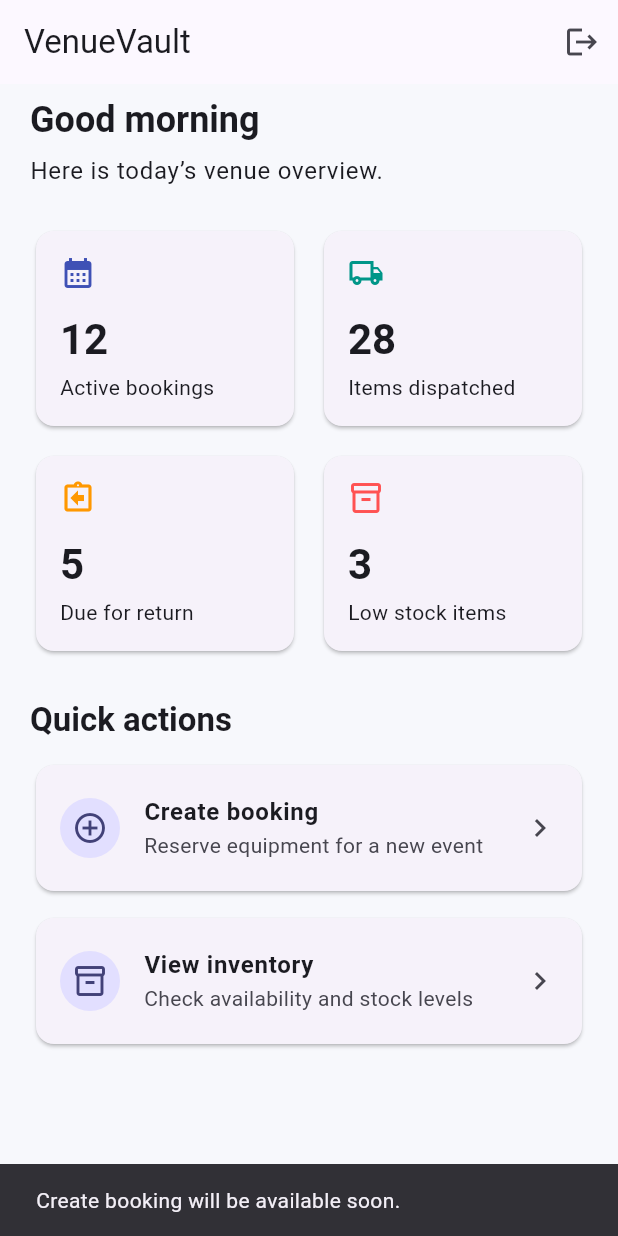
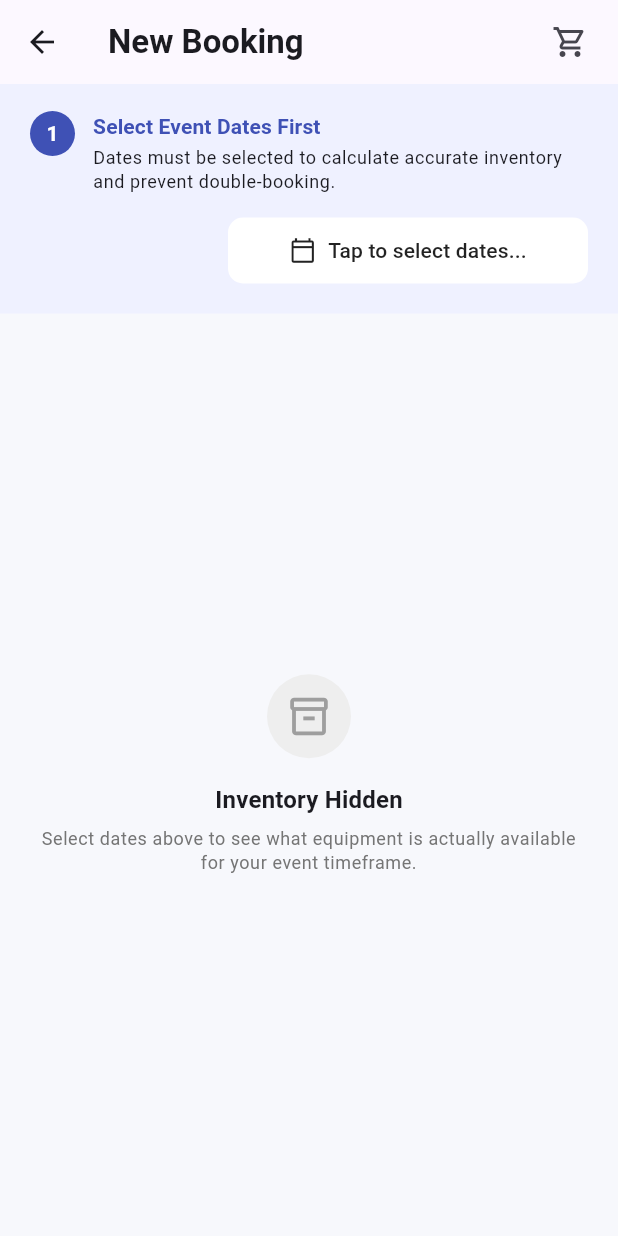
Before and after one commit to kalviumcommunity/SW2627_VenueVault_Kalvium-Community, a Flutter app: the HomePage screen opened directly, after a tap on "Create booking", on a phone screen of 412 x 824 dp. Run offline on Flutter 3.47's test engine with Material 3 defaults, Android fonts, the phone set to English and light mode, and no system bars; our stand-ins replace firebase_auth, firebase_core; accounts and stored records are empty.

Commit message:
feat: add create booking page and navigation

```diff
--- a/app/lib/main.dart
+++ b/app/lib/main.dart
@@ -3,6 +3,7 @@ import 'package:firebase_core/firebase_core.dart';
 import 'package:flutter/material.dart';
 
 import 'firebase_options.dart';
+import 'new_booking_page.dart';
 
 const demoEmail = 'demo@venuevault.test';
 const demoPassword = 'VenueVault123!';
@@ -486,7 +487,13 @@ class HomePage extends StatelessWidget {
                 icon: Icons.add_circle_outline,
                 title: 'Create booking',
                 subtitle: 'Reserve equipment for a new event',
-                onTap: () => _showComingSoon(context, 'Create booking'),
+                onTap: () {
+                  Navigator.of(context).push(
+                    MaterialPageRoute<void>(
+                      builder: (_) => const NewBookingPage(),
+                    ),
+                  );
+                },
               ),
               const SizedBox(height: 10),
               _ActionTile(
--- /dev/null
+++ b/app/lib/new_booking_page.dart
@@ -0,0 +1,220 @@
+import 'package:flutter/material.dart';
+
+class NewBookingPage extends StatefulWidget {
+  const NewBookingPage({super.key});
+
+  @override
+  State<NewBookingPage> createState() => _NewBookingPageState();
+}
+
+class _NewBookingPageState extends State<NewBookingPage> {
+  DateTimeRange? _selectedDates;
+
+  Future<void> _selectDates() async {
+    final now = DateTime.now();
+    final selectedDates = await showDateRangePicker(
+      context: context,
+      firstDate: DateTime(now.year, now.month, now.day),
+      lastDate: DateTime(now.year + 2, 12, 31),
+      initialDateRange: _selectedDates,
+      helpText: 'Select event dates',
+      saveText: 'Done',
+    );
+
+    if (selectedDates != null && mounted) {
+      setState(() => _selectedDates = selectedDates);
+    }
+  }
+
+  @override
+  Widget build(BuildContext context) {
+    return Scaffold(
+      appBar: AppBar(
+        title: const Text(
+          'New Booking',
+          style: TextStyle(fontWeight: FontWeight.bold),
+        ),
+        actions: [
+          IconButton(
+            onPressed: () {},
+            icon: const Icon(Icons.shopping_cart_outlined),
+            tooltip: 'Booking cart',
+          ),
+          const SizedBox(width: 8),
+        ],
+      ),
+      body: Column(
+        children: [
+          _DateSelectionPanel(
+            selectedDates: _selectedDates,
+            onSelectDates: _selectDates,
+          ),
+          Expanded(
+            child: _selectedDates == null
+                ? const _InventoryHiddenState()
+                : const _InventoryReadyState(),
+          ),
+        ],
+      ),
+    );
+  }
+}
+
+class _DateSelectionPanel extends StatelessWidget {
+  const _DateSelectionPanel({
+    required this.selectedDates,
+    required this.onSelectDates,
+  });
+
+  final DateTimeRange? selectedDates;
+  final VoidCallback onSelectDates;
+
+  @override
+  Widget build(BuildContext context) {
+    final dateLabel = selectedDates == null
+        ? 'Tap to select dates...'
+        : '${_formatDate(selectedDates!.start)} - '
+              '${_formatDate(selectedDates!.end)}';
+
+    return Container(
+      width: double.infinity,
+      color: const Color(0xFFEFF1FF),
+      padding: const EdgeInsets.fromLTRB(20, 18, 20, 18),
+      child: Column(
+        crossAxisAlignment: CrossAxisAlignment.start,
+        children: [
+          Row(
+            crossAxisAlignment: CrossAxisAlignment.start,
+            children: [
+              Container(
+                width: 30,
+                height: 30,
+                alignment: Alignment.center,
+                decoration: const BoxDecoration(
+                  color: Colors.indigo,
+                  shape: BoxShape.circle,
+                ),
+                child: const Text(
+                  '1',
+                  style: TextStyle(
+                    color: Colors.white,
+                    fontWeight: FontWeight.bold,
+                  ),
+                ),
+              ),
+              const SizedBox(width: 12),
+              Expanded(
+                child: Column(
+                  crossAxisAlignment: CrossAxisAlignment.start,
+                  children: [
+                    Text(
+                      'Select Event Dates First',
+                      style: Theme.of(context).textTheme.titleSmall?.copyWith(
+                        color: Colors.indigo,
+                        fontWeight: FontWeight.bold,
+                      ),
+                    ),
+                    const SizedBox(height: 3),
+                    Text(
+                      'Dates must be selected to calculate accurate inventory '
+                      'and prevent double-booking.',
+                      style: Theme.of(context).textTheme.bodySmall,
+                    ),
+                  ],
+                ),
+              ),
+            ],
+          ),
+          const SizedBox(height: 14),
+          Align(
+            alignment: Alignment.centerRight,
+            child: SizedBox(
+              width: 240,
+              child: OutlinedButton.icon(
+                onPressed: onSelectDates,
+                icon: const Icon(Icons.calendar_today_outlined, size: 18),
+                label: Text(dateLabel),
+                style: OutlinedButton.styleFrom(
+                  backgroundColor: Colors.white,
+                  foregroundColor: Colors.black87,
+                  side: BorderSide.none,
+                  padding: const EdgeInsets.symmetric(
+                    horizontal: 12,
+                    vertical: 12,
+                  ),
+                  shape: RoundedRectangleBorder(
+                    borderRadius: BorderRadius.circular(10),
+                  ),
+                ),
+              ),
+            ),
+          ),
+        ],
+      ),
+    );
+  }
+}
+
+class _InventoryHiddenState extends StatelessWidget {
+  const _InventoryHiddenState();
+
+  @override
+  Widget build(BuildContext context) {
+    return Center(
+      child: Padding(
+        padding: const EdgeInsets.all(24),
+        child: Column(
+          mainAxisSize: MainAxisSize.min,
+          children: [
+            CircleAvatar(
+              radius: 28,
+              backgroundColor: Colors.grey.shade200,
+              child: Icon(
+                Icons.inventory_2_outlined,
+                size: 30,
+                color: Colors.grey.shade500,
+              ),
+            ),
+            const SizedBox(height: 16),
+            Text(
+              'Inventory Hidden',
+              style: Theme.of(context).textTheme.titleMedium
+                  ?.copyWith(fontWeight: FontWeight.w600),
+            ),
+            const SizedBox(height: 6),
+            Text(
+              'Select dates above to see what equipment is actually '
+              'available for your event timeframe.',
+              textAlign: TextAlign.center,
+              style: Theme.of(context).textTheme.bodySmall
+                  ?.copyWith(color: Colors.grey.shade600),
+            ),
+          ],
+        ),
+      ),
+    );
+  }
+}
+
+class _InventoryReadyState extends StatelessWidget {
+  const _InventoryReadyState();
+
+  @override
+  Widget build(BuildContext context) {
+    return Center(
+      child: Padding(
+        padding: const EdgeInsets.all(24),
+        child: Text(
+          'Available inventory will appear here.',
+          textAlign: TextAlign.center,
+          style: Theme.of(context).textTheme.bodyLarge,
+        ),
+      ),
+    );
+  }
+}
+
+String _formatDate(DateTime date) {
+  return '${date.day.toString().padLeft(2, '0')}/'
+      '${date.month.toString().padLeft(2, '0')}/${date.year}';
+}
--- a/lib/app.dart
+++ /dev/null
@@ -1,17 +0,0 @@
-import 'package:flutter/material.dart';
-
-import 'core/theme/app_theme.dart';
-import 'features/home/presentation/home_page.dart';
-
-class VenueVaultApp extends StatelessWidget {
-  const VenueVaultApp({super.key});
-
-  @override
-  Widget build(BuildContext context) {
-    return MaterialApp(
-      title: 'VenueVault',
-      theme: AppTheme.light,
-      home: const HomePage(),
-    );
-  }
-}
--- a/lib/core/theme/app_theme.dart
+++ /dev/null
@@ -1,10 +0,0 @@
-import 'package:flutter/material.dart';
-
-abstract final class AppTheme {
-  static ThemeData get light {
-    return ThemeData(
-      colorScheme: ColorScheme.fromSeed(seedColor: Colors.indigo),
-      useMaterial3: true,
-    );
-  }
-}
--- a/lib/features/home/presentation/home_page.dart
+++ /dev/null
@@ -1,187 +0,0 @@
-import 'package:flutter/material.dart';
-
-class HomePage extends StatelessWidget {
-  const HomePage({super.key});
-
-  @override
-  Widget build(BuildContext context) {
-    return Scaffold(
-      appBar: AppBar(
-        title: const Text('VenueVault'),
-        actions: [
-          IconButton(
-            onPressed: () {},
-            icon: const Icon(Icons.notifications_none),
-            tooltip: 'Notifications',
-          ),
-        ],
-      ),
-      body: SafeArea(
-        child: SingleChildScrollView(
-          padding: const EdgeInsets.fromLTRB(20, 8, 20, 24),
-          child: Column(
-            crossAxisAlignment: CrossAxisAlignment.start,
-            children: [
-              Text(
-                'Good morning',
-                style: Theme.of(context).textTheme.headlineSmall?.copyWith(
-                      fontWeight: FontWeight.bold,
-                    ),
-              ),
-              const SizedBox(height: 6),
-              Text(
-                'Here is today’s venue overview.',
-                style: Theme.of(context).textTheme.bodyLarge,
-              ),
-              const SizedBox(height: 24),
-              Row(
-                children: const [
-                  Expanded(
-                    child: _SummaryCard(
-                      label: 'Active bookings',
-                      value: '12',
-                      icon: Icons.calendar_month,
-                      color: Colors.indigo,
-                    ),
-                  ),
-                  SizedBox(width: 12),
-                  Expanded(
-                    child: _SummaryCard(
-                      label: 'Items dispatched',
-                      value: '28',
-                      icon: Icons.local_shipping_outlined,
-                      color: Colors.teal,
-                    ),
-                  ),
-                ],
-              ),
-              const SizedBox(height: 12),
-              Row(
-                children: const [
-                  Expanded(
-                    child: _SummaryCard(
-                      label: 'Due for return',
-                      value: '5',
-                      icon: Icons.assignment_return_outlined,
-                      color: Colors.orange,
-                    ),
-                  ),
-                  SizedBox(width: 12),
-                  Expanded(
-                    child: _SummaryCard(
-                      label: 'Low stock items',
-                      value: '3',
-                      icon: Icons.inventory_2_outlined,
-                      color: Colors.redAccent,
-                    ),
-                  ),
-                ],
-              ),
-              const SizedBox(height: 28),
-              Text(
-                'Quick actions',
-                style: Theme.of(context).textTheme.titleLarge?.copyWith(
-                      fontWeight: FontWeight.bold,
-                    ),
-              ),
-              const SizedBox(height: 12),
-              _ActionTile(
-                icon: Icons.add_circle_outline,
-                title: 'Create booking',
-                subtitle: 'Reserve equipment for a new event',
-                onTap: () => _showComingSoon(context, 'Create booking'),
-              ),
-              const SizedBox(height: 10),
-              _ActionTile(
-                icon: Icons.inventory_2_outlined,
-                title: 'View inventory',
-                subtitle: 'Check availability and stock levels',
-                onTap: () => _showComingSoon(context, 'View inventory'),
-              ),
-            ],
-          ),
-        ),
-      ),
-    );
-  }
-
-  static void _showComingSoon(BuildContext context, String action) {
-    ScaffoldMessenger.of(context).showSnackBar(
-      SnackBar(content: Text('$action will be available soon.')),
-    );
-  }
-}
-
-class _SummaryCard extends StatelessWidget {
-  const _SummaryCard({
-    required this.label,
-    required this.value,
-    required this.icon,
-    required this.color,
-  });
-
-  final String label;
-  final String value;
-  final IconData icon;
-  final Color color;
-
-  @override
-  Widget build(BuildContext context) {
-    return Card(
-      child: Padding(
-        padding: const EdgeInsets.all(16),
-        child: Column(
-          crossAxisAlignment: CrossAxisAlignment.start,
-          children: [
-            Icon(icon, color: color),
-            const SizedBox(height: 14),
-            Text(
-              value,
-              style: Theme.of(context).textTheme.headlineMedium?.copyWith(
-                    fontWeight: FontWeight.bold,
-                  ),
-            ),
-            const SizedBox(height: 4),
-            Text(label),
-          ],
-        ),
-      ),
-    );
-  }
-}
-
-class _ActionTile extends StatelessWidget {
-  const _ActionTile({
-    required this.icon,
-    required this.title,
-    required this.subtitle,
-    required this.onTap,
-  });
-
-  final IconData icon;
-  final String title;
-  final String subtitle;
-  final VoidCallback onTap;
-
-  @override
-  Widget build(BuildContext context) {
-    return Card(
-      child: ListTile(
-        contentPadding: const EdgeInsets.symmetric(
-          horizontal: 16,
-          vertical: 6,
-        ),
-        leading: CircleAvatar(
-          child: Icon(icon),
-        ),
-        title: Text(
-          title,
-          style: const TextStyle(fontWeight: FontWeight.w600),
-        ),
-        subtitle: Text(subtitle),
-        trailing: const Icon(Icons.chevron_right),
-        onTap: onTap,
-      ),
-    );
-  }
-}
```
Also changed, not shown: analysis_options.yaml (deleted, +0 -9 lines), lib/main.dart (deleted, +0 -7 lines), pubspec.yaml (deleted, +0 -23 lines), pubspec.lock (deleted), 24 other files.
